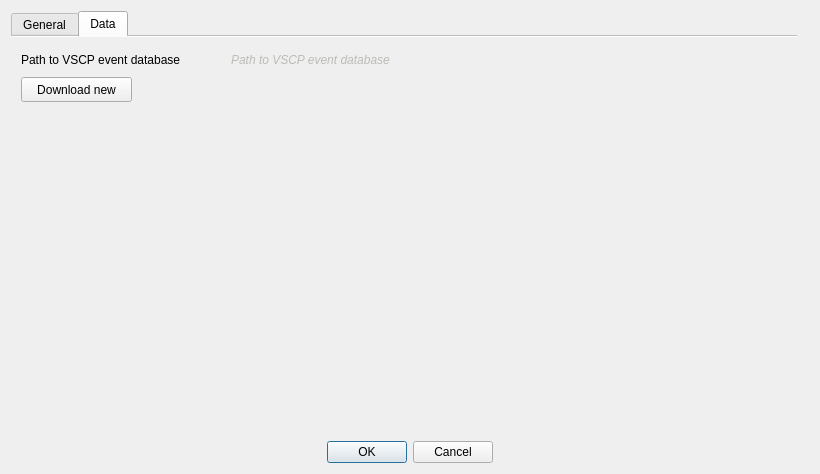
The window that src/cdlgmainsettings.ui (grodansparadis/vscp-works-qt) describes before a commit, drawn with Qt 5.
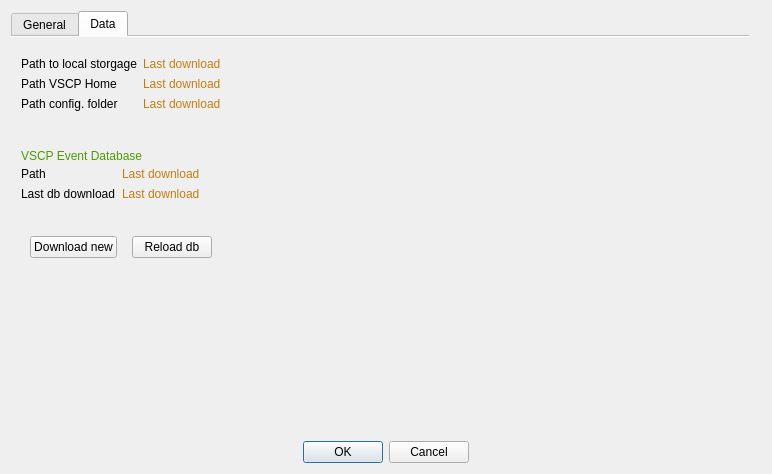
The same window after the commit. The open tabs and pages were chosen to show the change.

The edit to the form file:
```diff
--- a/src/cdlgmainsettings.ui
+++ b/src/cdlgmainsettings.ui
@@ -6,7 +6,7 @@
    <rect>
     <x>0</x>
     <y>0</y>
-    <width>820</width>
+    <width>772</width>
     <height>474</height>
    </rect>
   </property>
@@ -33,7 +33,7 @@
      </property>
     </widget>
    </item>
-   <item row="1" column="0">
+   <item row="0" column="0">
     <widget class="QTabWidget" name="tabWidget">
      <property name="toolTip">
       <string>General settings</string>
@@ -103,59 +103,167 @@
        <property name="geometry">
         <rect>
          <x>10</x>
-         <y>80</y>
-         <width>581</width>
-         <height>311</height>
+         <y>20</y>
+         <width>561</width>
+         <height>71</height>
         </rect>
        </property>
-       <layout class="QFormLayout" name="formLayout_2"/>
+       <layout class="QFormLayout" name="formLayout_2">
+        <item row="0" column="0">
+         <widget class="QLabel" name="label_2">
+          <property name="text">
+           <string>Path to local storgage</string>
+          </property>
+         </widget>
+        </item>
+        <item row="0" column="1">
+         <widget class="QLabel" name="pathLocalStorage">
+          <property name="styleSheet">
+           <string notr="true">color: rgb(193, 125, 17);</string>
+          </property>
+          <property name="text">
+           <string>Last download</string>
+          </property>
+         </widget>
+        </item>
+        <item row="1" column="0">
+         <widget class="QLabel" name="label_4">
+          <property name="text">
+           <string>Path VSCP Home</string>
+          </property>
+         </widget>
+        </item>
+        <item row="1" column="1">
+         <widget class="QLabel" name="pathVscpHome">
+          <property name="styleSheet">
+           <string notr="true">color: rgb(193, 125, 17);</string>
+          </property>
+          <property name="text">
+           <string>Last download</string>
+          </property>
+         </widget>
+        </item>
+        <item row="2" column="0">
+         <widget class="QLabel" name="label_6">
+          <property name="text">
+           <string>Path config. folder</string>
+          </property>
+         </widget>
+        </item>
+        <item row="2" column="1">
+         <widget class="QLabel" name="pathConfigFile">
+          <property name="styleSheet">
+           <string notr="true">color: rgb(193, 125, 17);</string>
+          </property>
+          <property name="text">
+           <string>Last download</string>
+          </property>
+         </widget>
+        </item>
+       </layout>
+      </widget>
+      <widget class="QWidget" name="formLayoutWidget_3">
+       <property name="geometry">
+        <rect>
+         <x>10</x>
+         <y>130</y>
+         <width>561</width>
+         <height>51</height>
+        </rect>
+       </property>
+       <layout class="QFormLayout" name="formLayout_3">
+        <item row="0" column="0">
+         <widget class="QLabel" name="label_5">
+          <property name="text">
+           <string>Path</string>
+          </property>
+         </widget>
+        </item>
+        <item row="0" column="1">
+         <widget class="QLabel" name="pathVscpEventDb">
+          <property name="styleSheet">
+           <string notr="true">color: rgb(193, 125, 17);</string>
+          </property>
+          <property name="text">
+           <string>Last download</string>
+          </property>
+         </widget>
+        </item>
+        <item row="1" column="0">
+         <widget class="QLabel" name="label_7">
+          <property name="text">
+           <string>Last db download</string>
+          </property>
+         </widget>
+        </item>
+        <item row="1" column="1">
+         <widget class="QLabel" name="lastDownload">
+          <property name="styleSheet">
+           <string notr="true">color: rgb(193, 125, 17);</string>
+          </property>
+          <property name="text">
+           <string>Last download</string>
+          </property>
+         </widget>
+        </item>
+        <item row="2" column="0">
+         <layout class="QHBoxLayout" name="horizontalLayout"/>
+        </item>
+       </layout>
       </widget>
       <widget class="QLabel" name="label_3">
        <property name="geometry">
         <rect>
          <x>10</x>
-         <y>10</y>
-         <width>197</width>
-         <height>25</height>
+         <y>110</y>
+         <width>311</width>
+         <height>17</height>
         </rect>
-       </property>
-       <property name="text">
-        <string>Path to VSCP event database</string>
-       </property>
-      </widget>
-      <widget class="QLabel" name="label_path_eventdb">
-       <property name="geometry">
-        <rect>
-         <x>220</x>
-         <y>10</y>
-         <width>381</width>
-         <height>25</height>
-        </rect>
-       </property>
-       <property name="font">
-        <font>
-         <italic>true</italic>
-        </font>
        </property>
        <property name="styleSheet">
-        <string notr="true">color: rgb(186, 189, 182);</string>
+        <string notr="true">color: rgb(78, 154, 6);</string>
        </property>
        <property name="text">
-        <string>Path to VSCP event database</string>
+        <string>VSCP Event Database</string>
        </property>
       </widget>
-      <widget class="QPushButton" name="pushButton">
+      <widget class="QWidget" name="horizontalLayoutWidget_2">
        <property name="geometry">
         <rect>
          <x>10</x>
-         <y>40</y>
-         <width>111</width>
-         <height>25</height>
+         <y>190</y>
+         <width>201</width>
+         <height>41</height>
         </rect>
        </property>
-       <property name="text">
-        <string>Download new</string>
-       </property>
+       <layout class="QHBoxLayout" name="horizontalLayout_2">
+        <item>
+         <widget class="QPushButton" name="btnDownLoadNewEventDb">
+          <property name="sizePolicy">
+           <sizepolicy hsizetype="Fixed" vsizetype="Fixed">
+            <horstretch>0</horstretch>
+            <verstretch>0</verstretch>
+           </sizepolicy>
+          </property>
+          <property name="text">
+           <string>Download new</string>
+          </property>
+         </widget>
+        </item>
+        <item>
+         <widget class="QPushButton" name="btnReLoadEventDb">
+          <property name="sizePolicy">
+           <sizepolicy hsizetype="Fixed" vsizetype="Fixed">
+            <horstretch>0</horstretch>
+            <verstretch>0</verstretch>
+           </sizepolicy>
+          </property>
+          <property name="text">
+           <string>Reload db</string>
+          </property>
+         </widget>
+        </item>
+       </layout>
       </widget>
      </widget>
     </widget>
```
Left out of the diff: 14 changed lines with no effect on the pictures.
